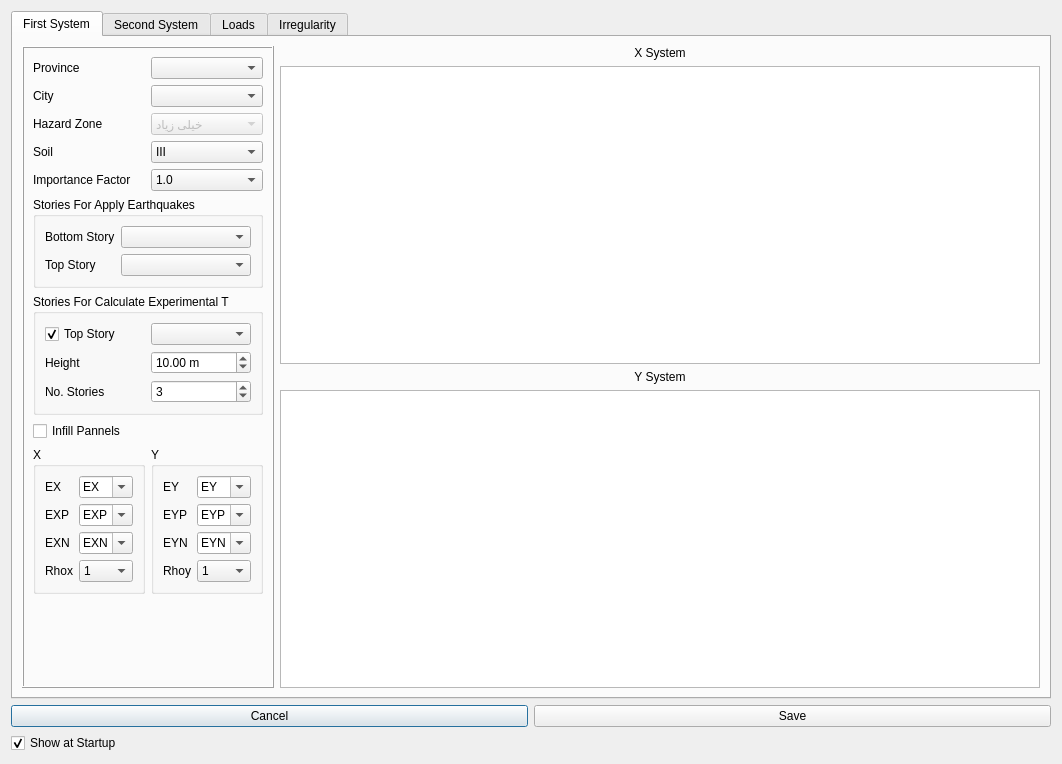
Old version of the form widgets/civiltools_project_settings.ui in the repository ebrahimraeyat/civilTools.
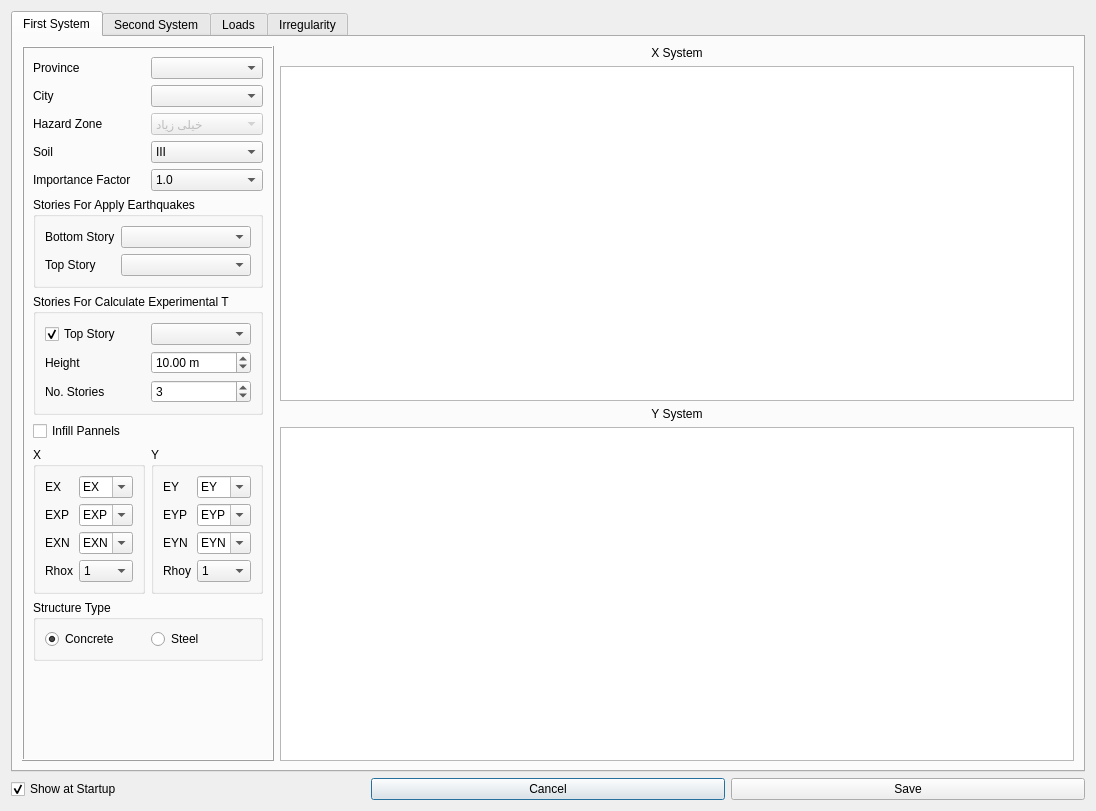
New version of the form. Icons and pictures are not drawn. Custom widgets are drawn as their Qt base class.

Commit message: Add structure type in settings

```diff
--- a/widgets/civiltools_project_settings.ui
+++ b/widgets/civiltools_project_settings.ui
@@ -6,14 +6,14 @@
    <rect>
     <x>0</x>
     <y>0</y>
-    <width>1062</width>
-    <height>764</height>
+    <width>1096</width>
+    <height>811</height>
    </rect>
   </property>
   <property name="maximumSize">
    <size>
     <width>16777215</width>
-    <height>764</height>
+    <height>811</height>
    </size>
   </property>
   <property name="windowTitle">
@@ -554,6 +554,32 @@
               </item>
              </layout>
             </item>
+            <item>
+             <widget class="QGroupBox" name="groupBox_9">
+              <property name="title">
+               <string>Structure Type</string>
+              </property>
+              <layout class="QHBoxLayout" name="horizontalLayout_11">
+               <item>
+                <widget class="QRadioButton" name="concrete_radiobutton">
+                 <property name="text">
+                  <string>Concrete</string>
+                 </property>
+                 <property name="checked">
+                  <bool>true</bool>
+                 </property>
+                </widget>
+               </item>
+               <item>
+                <widget class="QRadioButton" name="steel_radiobutton">
+                 <property name="text">
+                  <string>Steel</string>
+                 </property>
+                </widget>
+               </item>
+              </layout>
+             </widget>
+            </item>
             <item>
              <spacer name="verticalSpacer">
               <property name="orientation">
@@ -1708,6 +1734,22 @@
    </item>
    <item>
     <layout class="QHBoxLayout" name="horizontalLayout_2">
+     <item>
+      <widget class="Gui::PrefCheckBox" name="show_at_startup">
+       <property name="text">
+        <string>Show at Startup</string>
+       </property>
+       <property name="checked">
+        <bool>true</bool>
+       </property>
+       <property name="prefEntry" stdset="0">
+        <cstring>show_at_startup</cstring>
+       </property>
+       <property name="prefPath" stdset="0">
+        <cstring>Mod/Civil</cstring>
+       </property>
+      </widget>
+     </item>
      <item>
       <widget class="QPushButton" name="cancel_pushbutton">
        <property name="text">
@@ -1744,22 +1786,6 @@
      </item>
     </layout>
    </item>
-   <item>
-    <widget class="Gui::PrefCheckBox" name="show_at_startup">
-     <property name="text">
-      <string>Show at Startup</string>
-     </property>
-     <property name="checked">
-      <bool>true</bool>
-     </property>
-     <property name="prefEntry" stdset="0">
-      <cstring>show_at_startup</cstring>
-     </property>
-     <property name="prefPath" stdset="0">
-      <cstring>Mod/Civil</cstring>
-     </property>
-    </widget>
-   </item>
   </layout>
  </widget>
  <customwidgets>
```
The commit also changes 2 other files.
